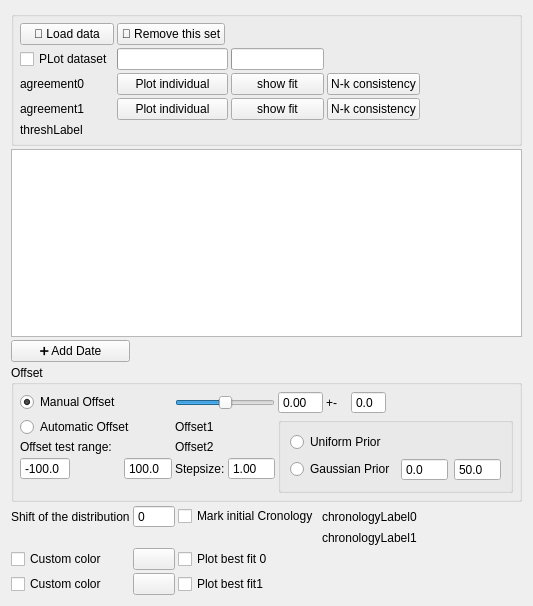
Qt form Library/UIFiles/DatasetWidget.ui (Theserich/Wigglematcher) before a commit.
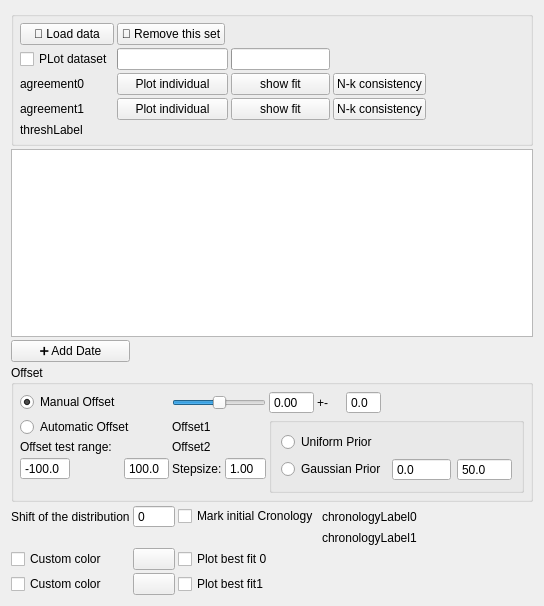
The same form after that commit. Custom widgets are drawn as their Qt base class.

```diff
--- a/Library/UIFiles/DatasetWidget.ui
+++ b/Library/UIFiles/DatasetWidget.ui
@@ -9,7 +9,7 @@
    <rect>
     <x>0</x>
     <y>0</y>
-    <width>533</width>
+    <width>534</width>
     <height>606</height>
    </rect>
   </property>
@@ -325,14 +325,17 @@
            <property name="buttonSymbols">
             <enum>QAbstractSpinBox::NoButtons</enum>
            </property>
+           <property name="showGroupSeparator" stdset="0">
+            <bool>false</bool>
+           </property>
            <property name="decimals">
             <number>1</number>
            </property>
            <property name="minimum">
-            <double>-100.000000000000000</double>
+            <double>-10000.000000000000000</double>
            </property>
            <property name="maximum">
-            <double>100.000000000000000</double>
+            <double>10000.000000000000000</double>
            </property>
           </widget>
          </item>
@@ -344,6 +347,9 @@
            <property name="decimals">
             <number>1</number>
            </property>
+           <property name="maximum">
+            <double>10000.000000000000000</double>
+           </property>
            <property name="value">
             <double>50.000000000000000</double>
            </property>
```
